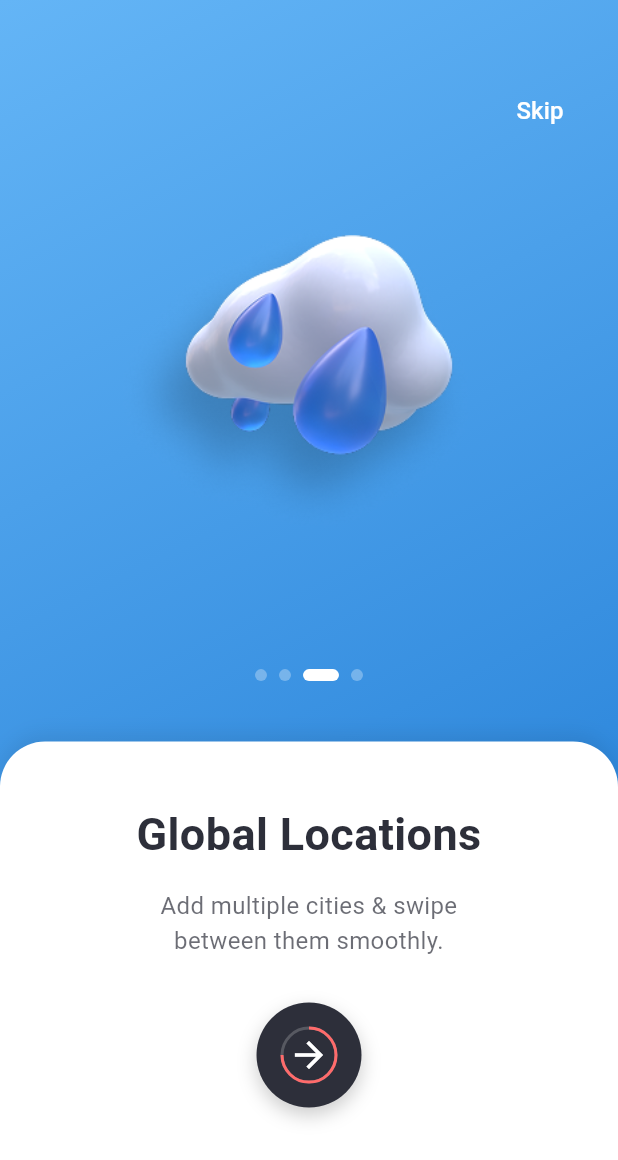
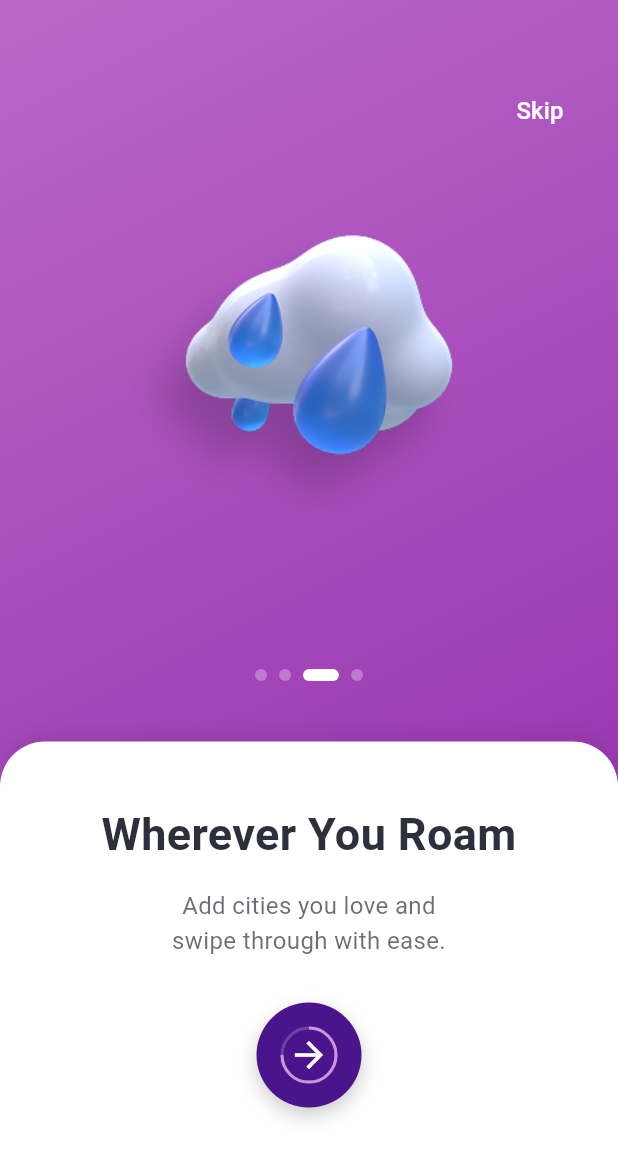
Before and after one commit to sammani21/flutter_weather_app, a Flutter app: the screen it shows after launch, swiped to page 3, on a phone screen of 412 x 824 dp. Shown: the top 1160 px of the screen. Run offline on Flutter 3.47's test engine with Material 3 defaults, Android fonts, the phone set to English and light mode, and no system bars; our stand-ins replace geolocator, permission_handler, weather.

```diff
--- a/lib/pages/get_started_page.dart
+++ b/lib/pages/get_started_page.dart
@@ -21,26 +21,27 @@ class _GetStartedPageState extends State<GetStartedPage>
 
   final List<OnboardingContent> _contents = [
   OnboardingContent(
-      title: 'Track Hourly\nForecast',
-      description: 'Access accurate hourly updates\nwith detailed insights.',
+    title: 'Your Weather, Hour by Hour',
+    description: 'Plan every moment with\npinpoint hourly forecasts.',
     image: 'assets/images/getStart1.png',
   ),
   OnboardingContent(
-      title: 'Live Weather Map',
-      description: 'Visualize rainfall and wind\nin real-time easily.',
+    title: 'The Sky, Visualized',
+    description: 'Track storms, breezes,\nand rainfall as they happen.',
     image: 'assets/images/getStart2.png',
   ),
   OnboardingContent(
-      title: 'Global Locations',
-      description: 'Add multiple cities & swipe\nbetween them smoothly.',
+    title: 'Wherever You Roam',
+    description: 'Add cities you love and\nswipe through with ease.',
     image: 'assets/images/getStart3.png',
   ),
   OnboardingContent(
-      title: 'Plan Confidently',
-      description: 'Be ready for any weather\nwith advanced alerts.',
+    title: 'Always One Step Ahead',
+    description: 'Get advanced alerts to\nprepare for what’s next.',
     image: 'assets/images/getStart4.png',
   ),
 ];
+
 
   @override
   void initState() {
--- a/lib/theme/app_colors.dart
+++ b/lib/theme/app_colors.dart
@@ -1,32 +1,32 @@
 import 'package:flutter/material.dart';
 
 class AppColors {
-  // Primary Colors
-  static const Color primaryDark = Color(0xFF2D2F3A);
-  static const Color primary = Color(0xFF494D5F);
+  // Primary Colors (Dark Purple and Medium Purple)
+  static const Color primaryDark = Color(0xFF4A148C); // Deep Purple
+  static const Color primary = Color(0xFF6A1B9A);     // Medium Purple
 
-  // Accent Colors
-  static const Color accent = Color(0xFF64B5F6); // Blue accent
-  static const Color accentLight = Color(0xFF90CAF9);
+  // Accent Colors (Light Purple shades)
+  static const Color accent = Color(0xFFBA68C8);       // Soft Purple Accent
+  static const Color accentLight = Color(0xFFE1BEE7);  // Very Light Purple
 
   // Background Colors
-  static const Color background = Color(0xFF494D5F);
+  static const Color background = Color(0xFF6A1B9A); // Matching Primary
   static const Color cardBackground = Colors.white;
 
   // Text Colors
-  static const Color textDark = Color(0xFF2D2F3A);
+  static const Color textDark = Color(0xFF2D2F3A); // Can remain the same
   static const Color textLight = Colors.white;
-  static const Color textGrey = Color(0xFF9E9E9E);
+  static const Color textGrey = Color(0xFFBDBDBD); // Slightly lighter gray
 
   // Progress Colors
-  static const Color progress = Color(0xFFFF6B6B);
+  static const Color progress = Color(0xFFCE93D8); // Purple Progress
   static const Color progressBackground = Color(
     0x33FFFFFF,
   ); // White with 20% opacity
 
-  // Gradient Colors
+  // Gradient Colors - Purple Gradient
   static final List<Color> backgroundGradient = [
-    const Color(0xFF64B5F6), // Light Blue
-    const Color(0xFF1976D2), // Dark Blue
+    const Color(0xFFBA68C8), // Soft Purple
+    const Color(0xFF8E24AA), // Stronger Purple
   ];
 }
```
Also changed, not shown: lib/components/hourly_forecast_item.dart (added, +52 -0 lines), lib/components/today_info.dart (added, +29 -0 lines), lib/home_page.dart (+39 -114 lines). Lines whose indentation alone changed are shown as unchanged.
